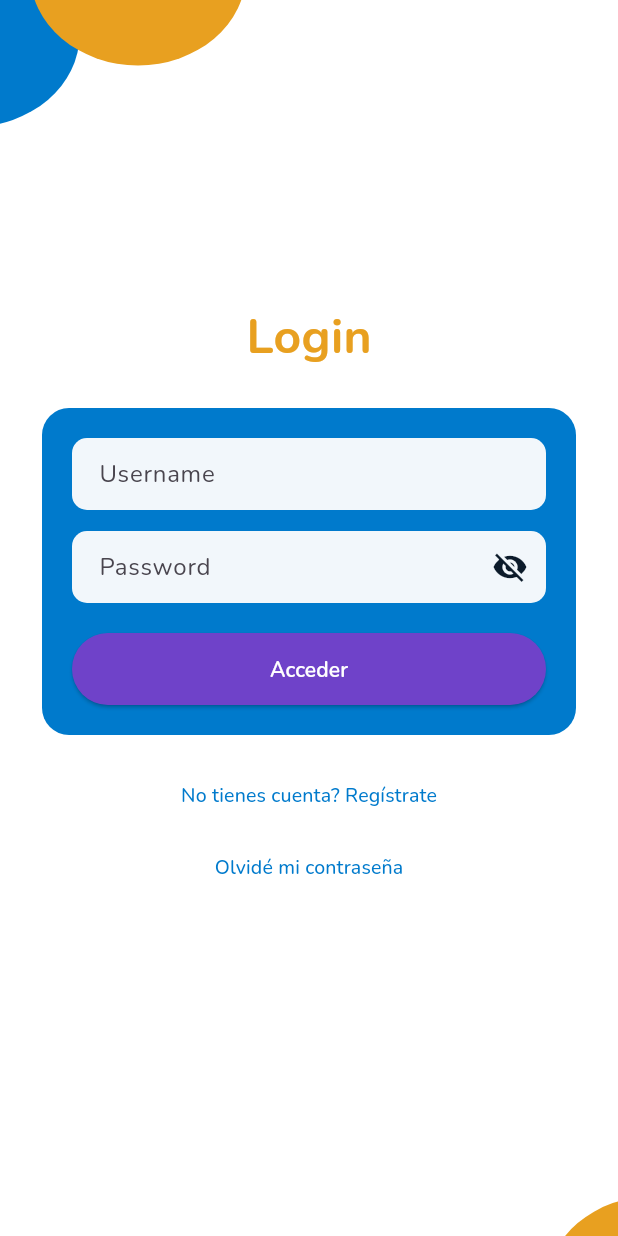
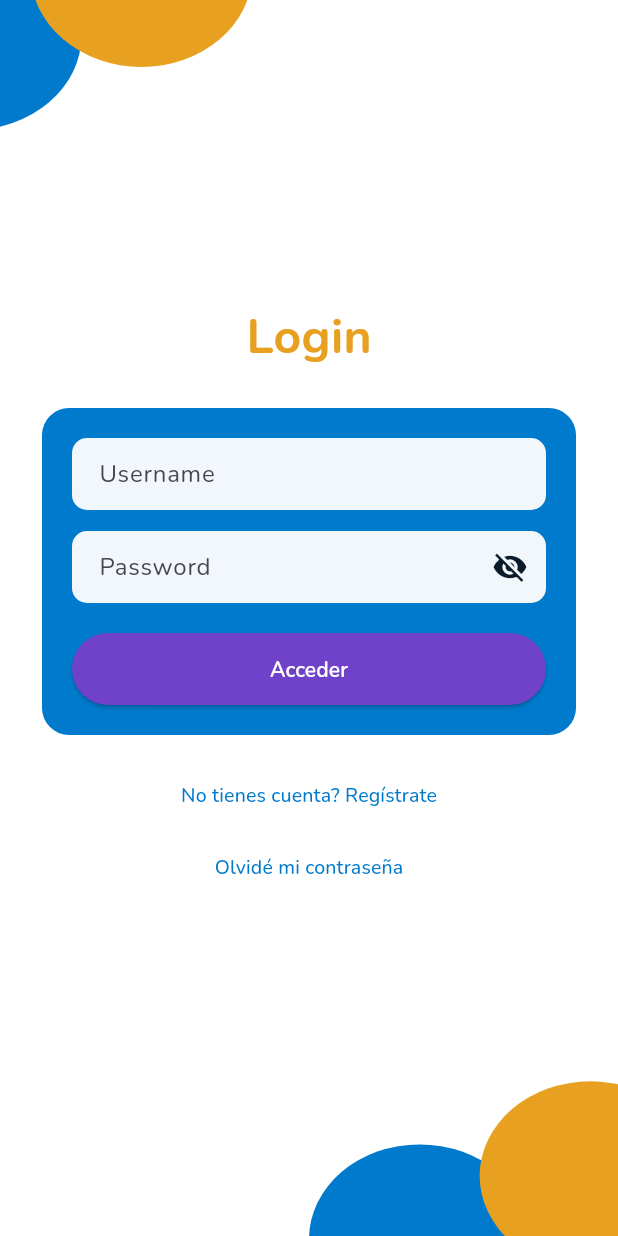
Before and after one commit to Crhystel/delycattessen_flutter, a Flutter app: the screen it shows after launch, on a phone screen of 412 x 824 dp. Run offline on Flutter 3.47's test engine with Material 3 defaults, Android fonts, the phone set to English and light mode, and no system bars; our stand-ins replace cached_network_image, camera, flutter_secure_storage, google_fonts, image_picker, qr_flutter and 1 more; missing offline and left inert: mobile_scanner.

Commit message:
feat: implementar modo inmersivo y recalibrar burbujas segun canvas 402x874 de figma

```diff
--- a/lib/core/widgets/floating_bubbles.dart
+++ b/lib/core/widgets/floating_bubbles.dart
@@ -20,8 +20,10 @@ class _FloatingBubblesState extends State<FloatingBubbles>
     with SingleTickerProviderStateMixin {
   late final AnimationController _controller;
 
-  static const double _bubbleWidth = 144.0;
-  static const double _bubbleHeight = 123.0;
+  // Figma reference canvas: 402w x 874h
+  static const double _figmaFrameWidth = 402.0;
+  static const double _baseBubbleWidth = 144.0;
+  static const double _baseBubbleHeight = 123.0;
 
   @override
   void initState() {
@@ -38,14 +40,18 @@ class _FloatingBubblesState extends State<FloatingBubbles>
     super.dispose();
   }
 
-  Widget _buildBubble({required Color color}) {
+  Widget _buildBubble({
+    required Color color,
+    required double width,
+    required double height,
+  }) {
     return Container(
-      width: _bubbleWidth,
-      height: _bubbleHeight,
+      width: width,
+      height: height,
       decoration: BoxDecoration(
         color: color,
-        borderRadius: const BorderRadius.all(
-          Radius.elliptical(_bubbleWidth / 2, _bubbleHeight / 2),
+        borderRadius: BorderRadius.all(
+          Radius.elliptical(width / 2, height / 2),
         ),
       ),
     );
@@ -53,42 +59,52 @@ class _FloatingBubblesState extends State<FloatingBubbles>
 
   @override
   Widget build(BuildContext context) {
-    // Exact Figma coordinates:
-    // Dimensions: W 144, H 123
+    // Proportional scaling according to Figma 402w frame
+    final screenWidth = MediaQuery.sizeOf(context).width;
+    final scale = screenWidth / _figmaFrameWidth;
+    final bubbleWidth = _baseBubbleWidth * scale;
+    final bubbleHeight = _baseBubbleHeight * scale;
+
+    // Exact Figma coordinates (Figma frame: 402 x 874, Bubble: W 144, H 123):
     // Dorado (0xFFE8A020) sits on top of Azul (0xFF007ACC)
     double? azulLeft, azulRight, azulTop, azulBottom;
     double? doradoLeft, doradoRight, doradoTop, doradoBottom;
 
     switch (widget.corner) {
       case BubbleCorner.topRight:
-        // Figma: Dorado X: 236, Y: -90 | Azul X: 325, Y: -77 (Ref 360w)
-        azulRight = -109;
-        azulTop = -77;
-        doradoRight = -20;
-        doradoTop = -90;
+        // Figma: Dorado X: 236, Y: -90 | Azul X: 325, Y: -77
+        // Offsets from right edge in 402 frame:
+        // Dorado right = 402 - (236 + 144) = 22
+        // Azul right = 402 - (325 + 144) = -67
+        azulRight = -67 * scale;
+        azulTop = -77 * scale;
+        doradoRight = 22 * scale;
+        doradoTop = -90 * scale;
         break;
 
       case BubbleCorner.topLeft:
         // Figma: Dorado X: 20, Y: -80 | Azul X: -91, Y: -39
-        azulLeft = -91;
-        azulTop = -39;
-        doradoLeft = 20;
-        doradoTop = -80;
+        azulLeft = -91 * scale;
+        azulTop = -39 * scale;
+        doradoLeft = 20 * scale;
+        doradoTop = -80 * scale;
         break;
 
       case BubbleCorner.bottomRight:
-        // Figma: Dorado X: 312, Y: 774 | Azul X: 201, Y: 815 (Ref 360w x 800h)
-        azulRight = 15;
-        azulBottom = -138;
-        doradoRight = -96;
-        doradoBottom = -97;
+        // Figma: Dorado X: 312, Y: 774 | Azul X: 201, Y: 815 (Figma frame 402w x 874h)
+        // Dorado: right = 402 - (312 + 144) = -54; bottom = 874 - (774 + 123) = -23
+        // Azul: right = 402 - (201 + 144) = 57; bottom = 874 - (815 + 123) = -64
+        azulRight = 57 * scale;
+        azulBottom = -64 * scale;
+        doradoRight = -54 * scale;
+        doradoBottom = -23 * scale;
         break;
 
       case BubbleCorner.bottomLeft:
-        azulLeft = 15;
-        azulBottom = -138;
-        doradoLeft = -96;
-        doradoBottom = -97;
+        azulLeft = 57 * scale;
+        azulBottom = -64 * scale;
+        doradoLeft = -54 * scale;
+        doradoBottom = -23 * scale;
         break;
     }
 
@@ -111,7 +127,11 @@ class _FloatingBubblesState extends State<FloatingBubbles>
                   right: azulRight,
                   top: azulTop,
                   bottom: azulBottom,
-                  child: _buildBubble(color: AppColors.teal500), // 0xFF007ACC
+                  child: _buildBubble(
+                    color: AppColors.teal500, // 0xFF007ACC
+                    width: bubbleWidth,
+                    height: bubbleHeight,
+                  ),
                 ),
                 // 2. Dorado (on top of Azul)
                 Positioned(
@@ -119,7 +139,11 @@ class _FloatingBubblesState extends State<FloatingBubbles>
                   right: doradoRight,
                   top: doradoTop,
                   bottom: doradoBottom,
-                  child: _buildBubble(color: AppColors.brand500), // 0xFFE8A020
+                  child: _buildBubble(
+                    color: AppColors.brand500, // 0xFFE8A020
+                    width: bubbleWidth,
+                    height: bubbleHeight,
+                  ),
                 ),
               ],
             ),
--- a/lib/main.dart
+++ b/lib/main.dart
@@ -1,7 +1,10 @@
 import 'package:flutter/material.dart';
+import 'package:flutter/services.dart';
 import 'features/auth/screens/auth_gate_screen.dart';
 
 void main() {
+  WidgetsFlutterBinding.ensureInitialized();
+  SystemChrome.setEnabledSystemUIMode(SystemUiMode.immersiveSticky);
   runApp(const MyApp());
 }
 
```
